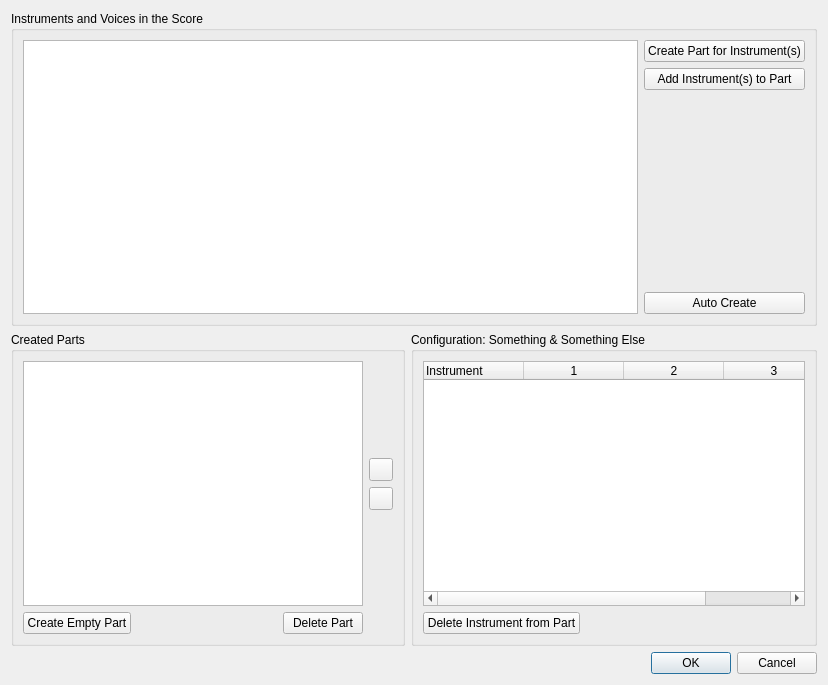
Before: the Qt Designer form mscore/excerptsdialog.ui in Obliquely/MuseScore, drawn with Qt 5.
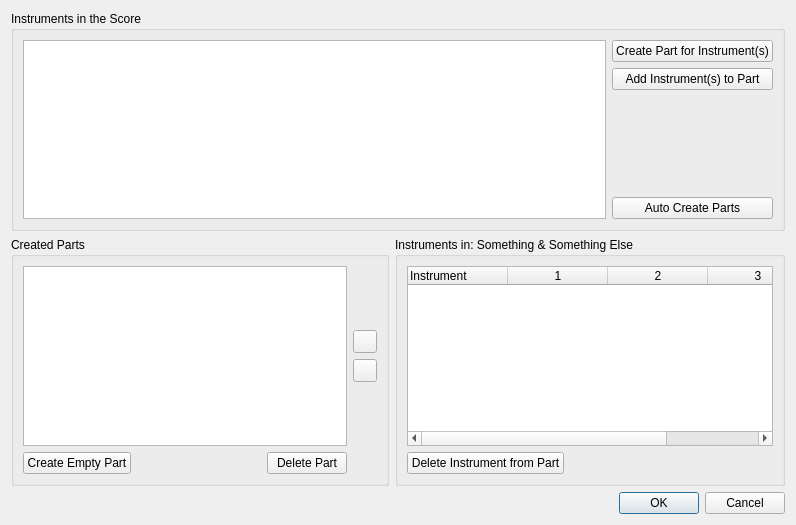
After: the same form once the commit is applied. Icons and pictures are not drawn.

```diff
--- a/mscore/excerptsdialog.ui
+++ b/mscore/excerptsdialog.ui
@@ -6,8 +6,8 @@
    <rect>
     <x>0</x>
     <y>0</y>
-    <width>828</width>
-    <height>685</height>
+    <width>796</width>
+    <height>525</height>
    </rect>
   </property>
   <property name="sizePolicy">
@@ -197,7 +197,7 @@
    <item row="0" column="0" colspan="4">
     <widget class="QGroupBox" name="groupBox">
      <property name="title">
-      <string>Instruments and Voices in the Score</string>
+      <string>Instruments in the Score</string>
      </property>
      <layout class="QGridLayout" name="gridLayout_2">
       <item row="0" column="0">
@@ -272,7 +272,7 @@
            <string>Create a new part for every instrument</string>
           </property>
           <property name="text">
-           <string>Auto Create</string>
+           <string>Auto Create Parts</string>
           </property>
          </widget>
         </item>
@@ -292,7 +292,7 @@
         </sizepolicy>
        </property>
        <property name="title">
-        <string>Configuration: Something &amp;&amp; Something Else</string>
+        <string>Instruments in: Something &amp;&amp; Something Else</string>
        </property>
        <property name="alignment">
         <set>Qt::AlignLeading|Qt::AlignLeft|Qt::AlignTop</set>
```
